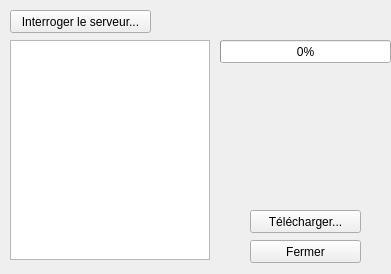
The window that telecharger.ui (mconsidine/previsat_archive) describes before a commit, drawn with Qt 5.
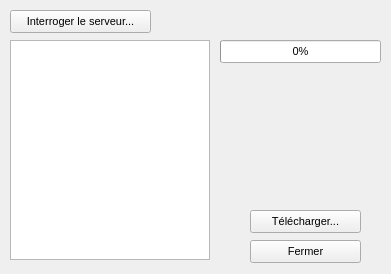
The same window after the commit.

Diff of the .ui file:
```diff
--- a/telecharger.ui
+++ b/telecharger.ui
@@ -28,6 +28,11 @@
     <height>274</height>
    </size>
   </property>
+  <property name="font">
+   <font>
+    <pointsize>8</pointsize>
+   </font>
+  </property>
   <property name="windowTitle">
    <string>Téléchargement de fichiers</string>
   </property>
@@ -72,13 +77,19 @@
      <rect>
       <x>220</x>
       <y>40</y>
-      <width>171</width>
+      <width>161</width>
       <height>23</height>
      </rect>
     </property>
     <property name="value">
      <number>0</number>
     </property>
+    <property name="alignment">
+     <set>Qt::AlignCenter</set>
+    </property>
+    <property name="format">
+     <string notr="true">%p%</string>
+    </property>
    </widget>
    <widget class="QPushButton" name="telecharger">
     <property name="geometry">
```
